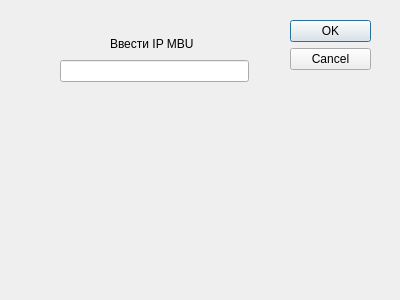
Qt form BM/ipdialog.ui (Zioba/MBU-BM) before a commit.
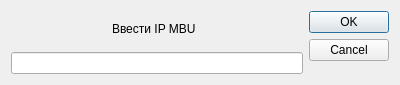
The same form after that commit.

The edit to the form file:
```diff
--- a/BM/ipdialog.ui
+++ b/BM/ipdialog.ui
@@ -7,51 +7,70 @@
     <x>0</x>
     <y>0</y>
     <width>400</width>
-    <height>300</height>
+    <height>85</height>
    </rect>
   </property>
+  <property name="maximumSize">
+   <size>
+    <width>400</width>
+    <height>85</height>
+   </size>
+  </property>
   <property name="windowTitle">
    <string>Dialog</string>
   </property>
-  <widget class="QDialogButtonBox" name="buttonBox">
-   <property name="geometry">
-    <rect>
-     <x>290</x>
-     <y>20</y>
-     <width>81</width>
-     <height>241</height>
-    </rect>
-   </property>
-   <property name="orientation">
-    <enum>Qt::Vertical</enum>
-   </property>
-   <property name="standardButtons">
-    <set>QDialogButtonBox::Cancel|QDialogButtonBox::Ok</set>
-   </property>
-  </widget>
-  <widget class="QLabel" name="label">
-   <property name="geometry">
-    <rect>
-     <x>110</x>
-     <y>30</y>
-     <width>149</width>
-     <height>28</height>
-    </rect>
-   </property>
-   <property name="text">
-    <string>Ввести IP MBU</string>
-   </property>
-  </widget>
-  <widget class="QLineEdit" name="codeLine">
-   <property name="geometry">
-    <rect>
-     <x>60</x>
-     <y>60</y>
-     <width>189</width>
-     <height>22</height>
-    </rect>
-   </property>
-  </widget>
+  <layout class="QGridLayout" name="gridLayout_2">
+   <item row="0" column="0">
+    <layout class="QGridLayout" name="gridLayout">
+     <item row="0" column="0">
+      <spacer name="horizontalSpacer">
+       <property name="orientation">
+        <enum>Qt::Horizontal</enum>
+       </property>
+       <property name="sizeHint" stdset="0">
+        <size>
+         <width>40</width>
+         <height>20</height>
+        </size>
+       </property>
+      </spacer>
+     </item>
+     <item row="0" column="1">
+      <widget class="QLabel" name="label">
+       <property name="text">
+        <string>Ввести IP MBU</string>
+       </property>
+      </widget>
+     </item>
+     <item row="0" column="2">
+      <spacer name="horizontalSpacer_2">
+       <property name="orientation">
+        <enum>Qt::Horizontal</enum>
+       </property>
+       <property name="sizeHint" stdset="0">
+        <size>
+         <width>40</width>
+         <height>20</height>
+        </size>
+       </property>
+      </spacer>
+     </item>
+     <item row="1" column="0" colspan="4">
+      <widget class="QLineEdit" name="codeLine"/>
+     </item>
+    </layout>
+   </item>
+   <item row="0" column="1">
+    <widget class="QDialogButtonBox" name="buttonBox">
+     <property name="orientation">
+      <enum>Qt::Vertical</enum>
+     </property>
+     <property name="standardButtons">
+      <set>QDialogButtonBox::Cancel|QDialogButtonBox::Ok</set>
+     </property>
+    </widget>
+   </item>
+  </layout>
  </widget>
  <resources/>
  <connections>
```
